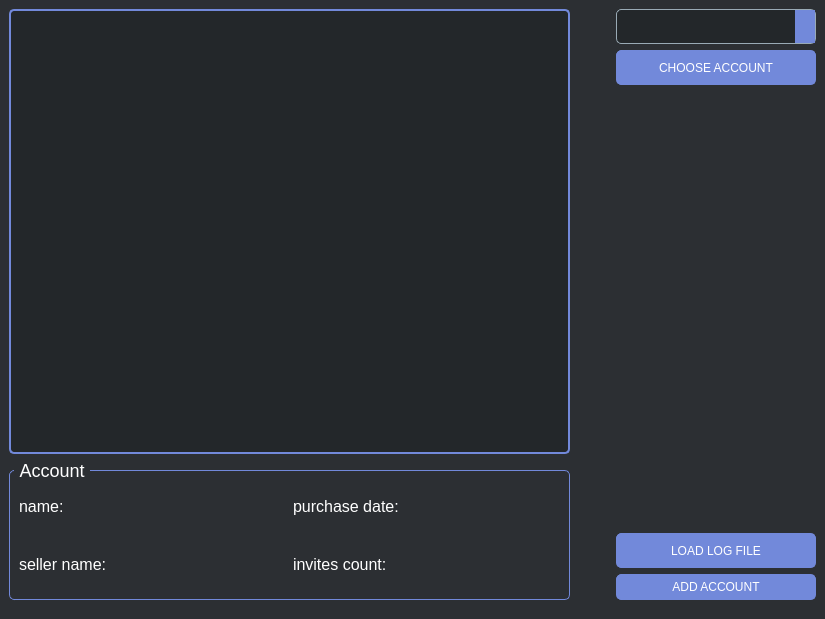
Qt form AccountTracker/Views/Forms/mainwindow.ui (KaledaKirill/AccountTracker) before a commit.
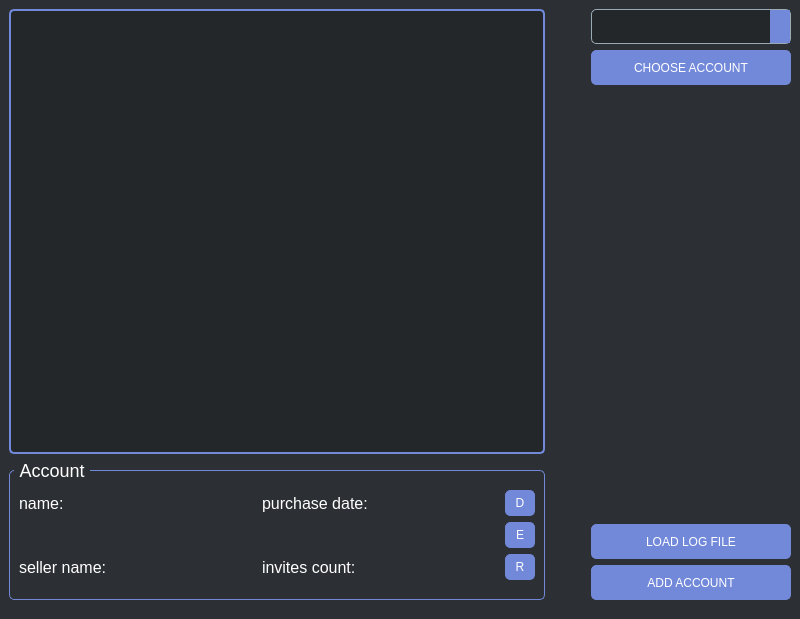
The same form after that commit. Icons and pictures are not drawn.

Commit message: Implement Log Files Proccesor, Edit And Deleteing Accounts

Diff of the .ui file:
```diff
--- a/AccountTracker/Views/Forms/mainwindow.ui
+++ b/AccountTracker/Views/Forms/mainwindow.ui
@@ -6,7 +6,7 @@
    <rect>
     <x>0</x>
     <y>0</y>
-    <width>825</width>
+    <width>800</width>
     <height>619</height>
    </rect>
   </property>
@@ -158,37 +158,76 @@
         <property name="title">
          <string>Account</string>
         </property>
-        <layout class="QHBoxLayout" name="horizontalLayout_2">
+        <layout class="QVBoxLayout" name="verticalLayout_4">
          <item>
           <layout class="QGridLayout" name="gridLayout">
-           <item row="0" column="0">
-            <widget class="QLabel" name="nameLabel">
-             <property name="text">
-              <string>name:</string>
-             </property>
-            </widget>
-           </item>
-           <item row="0" column="1">
+           <item row="1" column="1">
             <widget class="QLabel" name="purchaseDateLabel">
              <property name="text">
               <string>purchase date:</string>
              </property>
             </widget>
            </item>
+           <item row="3" column="2">
+            <widget class="QPushButton" name="deleteBtn">
+             <property name="maximumSize">
+              <size>
+               <width>30</width>
+               <height>16777215</height>
+              </size>
+             </property>
+             <property name="text">
+              <string>R</string>
+             </property>
+            </widget>
+           </item>
+           <item row="1" column="2">
+            <widget class="QPushButton" name="descriptionBtn">
+             <property name="maximumSize">
+              <size>
+               <width>30</width>
+               <height>16777215</height>
+              </size>
+             </property>
+             <property name="text">
+              <string>D</string>
+             </property>
+            </widget>
+           </item>
            <item row="1" column="0">
-            <widget class="QLabel" name="sellerNameLabel">
+            <widget class="QLabel" name="nameLabel">
              <property name="text">
-              <string>seller name:</string>
+              <string>name:</string>
              </property>
             </widget>
            </item>
-           <item row="1" column="1">
+           <item row="2" column="2">
+            <widget class="QPushButton" name="editBtn">
+             <property name="maximumSize">
+              <size>
+               <width>30</width>
+               <height>16777215</height>
+              </size>
+             </property>
+             <property name="text">
+              <string>E</string>
+             </property>
+            </widget>
+           </item>
+           <item row="3" column="1">
             <widget class="QLabel" name="invitesCountLabel">
              <property name="text">
               <string>invites count:</string>
              </property>
             </widget>
            </item>
+           <item row="3" column="0">
+            <widget class="QLabel" name="sellerNameLabel">
+             <property name="text">
+              <string>seller name:</string>
+             </property>
+            </widget>
+           </item>
           </layout>
          </item>
         </layout>
@@ -286,6 +325,12 @@
       </item>
       <item>
        <widget class="QPushButton" name="addAccountBtn">
+        <property name="minimumSize">
+         <size>
+          <width>0</width>
+          <height>35</height>
+         </size>
+        </property>
         <property name="text">
          <string>ADD ACCOUNT</string>
         </property>
```
Left out of the diff: 3 changed lines with no effect on the pictures. The commit also changes 24 other files.
